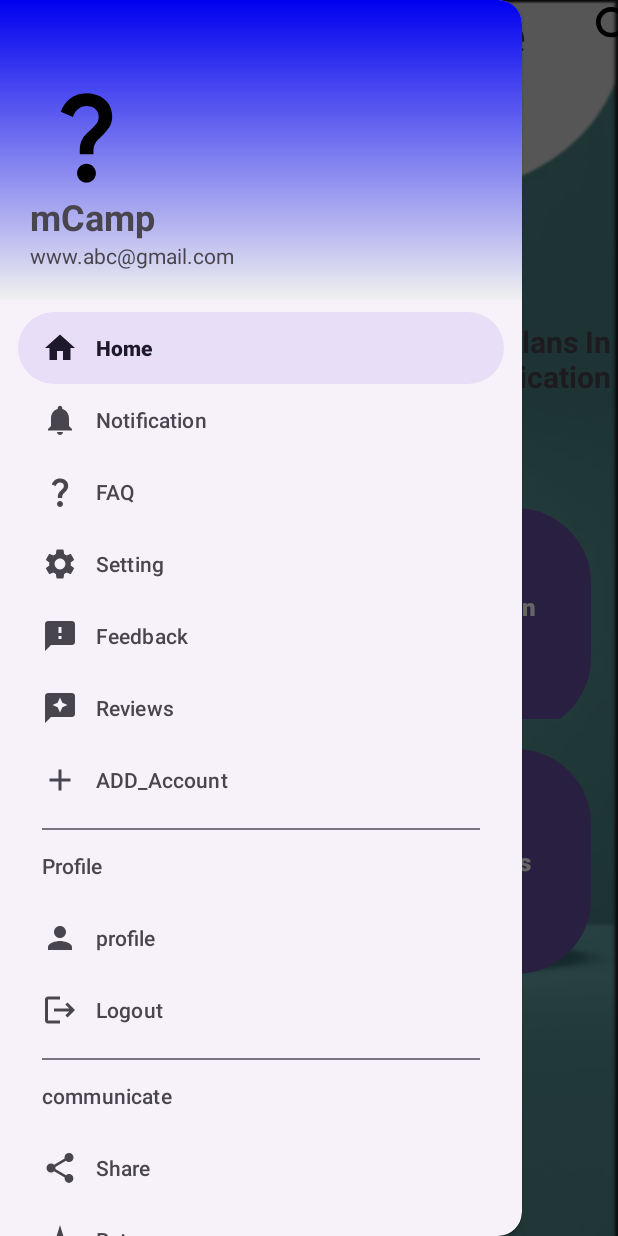
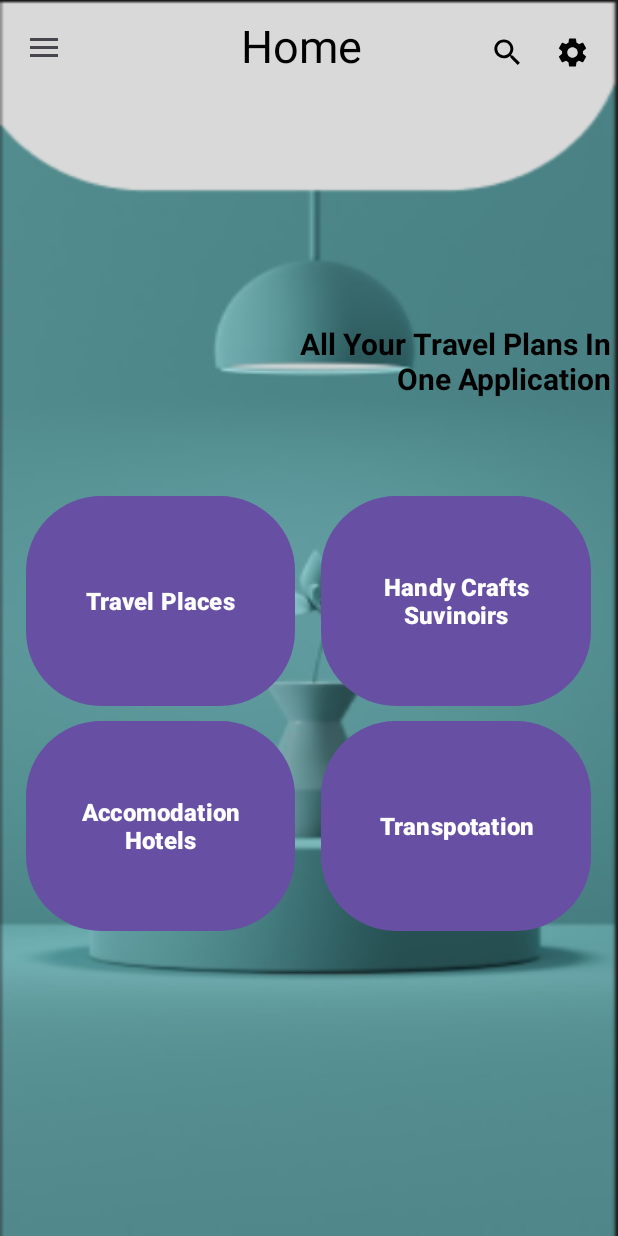
Before and after one commit to ousl-group-Interceptor/mCamp, an Android app: the screen it shows after launch (ActivityHome), after a tap on "Home", on a phone screen of 412 x 824 dp. Run offline under Robolectric (Android 15) with nearby library versions, the phone set to English and light mode, and no system bars; 1 other tap on this screen came first.

Commit message:
logins UI

```diff
--- a/app/src/main/AndroidManifest.xml
+++ b/app/src/main/AndroidManifest.xml
@@ -12,6 +12,12 @@
         android:supportsRtl="true"
         android:theme="@style/Theme.MCamp"
         tools:targetApi="31">
+        <activity
+            android:name=".sign_up"
+            android:exported="false" />
+        <activity
+            android:name=".sign_in"
+            android:exported="false" />
         <activity
             android:name=".MainActivity"
             android:exported="false" />
--- a/app/src/main/java/com/interceptor/mcamp/ActivityHome.java
+++ b/app/src/main/java/com/interceptor/mcamp/ActivityHome.java
@@ -1,4 +1,10 @@
 package com.interceptor.mcamp;
+
+import android.annotation.SuppressLint;
+import android.os.Bundle;
+import android.view.Menu;
+import android.view.MenuItem;
+import android.widget.TextView;
 
 import androidx.annotation.NonNull;
 import androidx.appcompat.app.ActionBarDrawerToggle;
@@ -6,13 +12,6 @@ import androidx.appcompat.app.AppCompatActivity;
 import androidx.appcompat.widget.Toolbar;
 import androidx.core.view.GravityCompat;
 import androidx.drawerlayout.widget.DrawerLayout;
-
-import android.content.Intent;
-import android.os.Bundle;
-import android.view.Menu;
-import android.view.MenuItem;
-import android.widget.TextView;
-import android.widget.Toast;
 
 import com.google.android.material.navigation.NavigationView;
 
@@ -51,52 +50,40 @@ public class ActivityHome extends AppCompatActivity implements NavigationView.On
 
     }
 
+    @SuppressLint("NonConstantResourceId")
     @Override
     public boolean onNavigationItemSelected(@NonNull MenuItem item) {
 //        switch (item.getItemId()){
 //            case R.id.nav_home:
 //                break;
 //            case  R.id.nav_notification:
-////                Intent intent1 = new Intent(ActivityHome.this, notification.class);
-////                startActivity(intent1);
+//                Log.d("Navigate", "Notification");
 //                break;
 //
 //            case  R.id.nav_faq:
-////                Intent intent2 = new Intent(ActivityHome.this, FAQ.class);
-////                startActivity(intent2);
+//                Log.d("Navigate", "FAQ");
 //                break;
 //
-//
 //            case  R.id.nav_setting:
-////                Intent intent3 = new Intent(ActivityHome.this, setting.class);
-////                startActivity(intent3);
+//                Log.d("Navigate", "Setting");
 //                break;
 //
 //            case  R.id.nav_feedback:
-////                Intent intent4 = new Intent(ActivityHome.this, AddFeedback.class);
-////                startActivity(intent4);
+//                Log.d("Navigate", "feedback");
 //                break;
 //
 //            case R.id.nav_reviews:
-//                Intent intent5 = new Intent(ActivityHome.this,reviews.class);
-//                startActivity(intent5);
+//                Log.d("Navigate", "Reviews");
 //                break;
-
-//            case R.id.nav_add_account:
-//                Intent intent6 = new Intent(ActivityHome.this,add_account.class);
-//                startActivity(intent6);
-                ;
-
+//
 //            case R.id.nav_profile:
-//                Intent intent7 = new Intent(ActivityHome.this, Profile.class);
-//                startActivity(intent7);
+//                Log.d("Navigate", "Profile");
 //                break;
-
+//
 //            case R.id.nav_logout:
-//                Intent intent8 = new Intent(ActivityHome.this,RegistrationPage.class);
-//                startActivity(intent8);
+//                Log.d("Navigate", "Logout");
 //                break;
-
+//
 //            case R.id.nav_share:
 //                Toast.makeText(this, "Share", Toast.LENGTH_SHORT).show();
 //                break;
@@ -104,7 +91,7 @@ public class ActivityHome extends AppCompatActivity implements NavigationView.On
 //                Toast.makeText(this, "Rate", Toast.LENGTH_SHORT).show();
 //                break;
 //        }
-//        drawerLayout.closeDrawer(GravityCompat.START);
+        drawerLayout.closeDrawer(GravityCompat.START);
         return false;
     }
 }
--- a/app/src/main/res/layout/activity_home.xml
+++ b/app/src/main/res/layout/activity_home.xml
@@ -17,7 +17,7 @@
         android:layout_gravity="start"
         app:headerLayout="@layout/header"
         app:menu="@menu/menu_menu"
-        >
+        tools:ignore="VisualLintBounds">
 
     </com.google.android.material.navigation.NavigationView>
 
@@ -35,165 +35,175 @@
                 android:id="@+id/linearLayout4"
                 android:layout_width="match_parent"
                 android:layout_height="wrap_content"
-                    android:orientation="horizontal"
-                    tools:layout_editor_absoluteX="57dp"
-                    tools:layout_editor_absoluteY="0dp">
+                android:orientation="horizontal">
+
+                <View
+                    android:layout_width="0dp"
+                    android:layout_weight="1"
+                    android:layout_height="50dp"/>
 
                 <androidx.appcompat.widget.Toolbar
                     android:id="@+id/toolbar"
-                        android:layout_width="wrap_content"
+                    android:layout_width="0dp"
+                    android:layout_weight="5"
                     android:layout_height="wrap_content"
                     android:elevation="4dp"
                     app:navigationIcon="@drawable/baseline_format_align_justify_24">
+                </androidx.appcompat.widget.Toolbar>
 
-                    </androidx.appcompat.widget.Toolbar>
+                <View
+                    android:layout_width="0dp"
+                    android:layout_height="50dp"
+                    android:layout_weight="10" />
 
                 <TextView
                     android:id="@+id/home_page"
-                        android:layout_width="256dp"
-                        android:layout_height="63dp"
-                        android:text="Home Page"
+                    android:layout_width="0dp"
+                    android:layout_height="55dp"
+                    android:layout_marginTop="10dp"
+                    android:layout_weight="15"
+                    android:text="Home"
                     android:textAlignment="center"
-                        android:textSize="34sp">
+                    android:textColor="@color/black"
+                    android:textSize="30sp"
+                    tools:ignore="TextSizeCheck" />
 
-                    </TextView>
+                <View
+                    android:layout_width="0dp"
+                    android:layout_height="50dp"
+                    android:layout_weight="6" />
 
                 <ImageView
                     android:id="@+id/search"
-                        android:layout_width="44dp"
-                        android:layout_height="37dp"
-                        android:src="@drawable/baseline_search_24"></ImageView>
+                    android:layout_width="0dp"
+                    android:layout_weight="5"
+                    android:layout_height="50dp"
+                    android:padding="10dp"
+                    android:layout_marginTop="10dp"
+                    android:src="@drawable/baseline_search_24"
+                    android:contentDescription="TODO" />
 
                 <ImageView
                     android:id="@+id/setting"
-                        android:layout_width="43dp"
-                        android:layout_height="37dp"
-                        android:src="@drawable/settings"></ImageView>
+                    android:layout_width="0dp"
+                    android:layout_weight="5"
+                    android:layout_height="50dp"
+                    android:padding="10dp"
+                    android:layout_marginTop="10dp"
+                    android:src="@drawable/settings"
+                    android:contentDescription="TODO" />
 
+                <View
+                    android:layout_width="0dp"
+                    android:layout_height="50dp"
+                    android:layout_weight="1" />
 
             </LinearLayout>
 
-                <LinearLayout
-                    android:layout_width="match_parent"
-                    android:layout_height="match_parent"
-                    android:orientation="vertical" >
-
             <TextView
-
                 android:layout_width="match_parent"
                 android:layout_height="115dp"
                 android:layout_marginTop="150dp"
                 android:text="All Your Travel Plans In \nOne Application "
+                android:textColor="@color/black"
                 android:textAlignment="textEnd"
                 android:textSize="20sp"
-                        android:textStyle="bold"></TextView>
+                android:textStyle="bold" />
 
             <LinearLayout
                 android:layout_width="match_parent"
-                        android:layout_height="wrap_content">
+                android:layout_height="wrap_content"
+                android:orientation="horizontal">
 
                 <View
                     android:layout_width="0dp"
-                            android:layout_height="7dp"
+                    android:layout_height="200dp"
                     android:layout_weight="1" />
+
+                <LinearLayout
+                    android:layout_width="0dp"
+                    android:layout_weight="10"
+                    android:layout_height="wrap_content"
+                    android:orientation="vertical">
 
                     <Button
                         android:id="@+id/home_button1"
-                            android:layout_width="0dp"
-                            android:layout_height="150dp"
-                            android:layout_weight="10"
+                        android:layout_width="match_parent"
+                        android:layout_height="140dp"
                         android:background="@drawable/round_style_home_button"
                         android:text="Travel Places"
                         android:textColorLink="@color/material_dynamic_neutral20"
                         android:textSize="16sp"
-                            android:backgroundTint="#dfd2d2"
-                            android:textStyle="bold">
+                        android:textStyle="bold"
+                        tools:ignore="VisualLintButtonSize">
+                    </Button>
+
+                    <Button
+                        android:id="@+id/home_button2"
+                        android:layout_width="match_parent"
+                        android:layout_height="140dp"
+                        android:layout_marginTop="10dp"
+                        android:layout_weight="10"
+                        android:background="@drawable/round_style_home_button"
+                        android:text="Accomodation Hotels"
+                        android:textColorLink="@color/material_dynamic_neutral20"
+                        android:textSize="16sp"
+                        android:textStyle="bold"
+                        tools:ignore="NestedWeights,VisualLintButtonSize">
 
                     </Button>
 
+                </LinearLayout>
 
                 <View
                     android:layout_width="0dp"
                     android:layout_height="100dp"
                     android:layout_weight="1" />
 
+                <LinearLayout
+                    android:layout_width="0dp"
+                    android:layout_weight="10"
+                    android:layout_height="wrap_content"
+                    android:orientation="vertical">
+
                     <Button
-                            android:id="@+id/home_button2"
-                            android:layout_width="0dp"
-                            android:layout_height="150dp"
+                        android:id="@+id/home_button3"
+                        android:layout_width="match_parent"
+                        android:layout_height="140dp"
+                        android:background="@drawable/round_style_home_button"
+                        android:text="Handy Crafts Suvinoirs"
+                        android:textColorLink="@color/material_dynamic_neutral20"
+                        android:textSize="16sp"
+                        android:textStyle="bold"
+                        tools:ignore="VisualLintButtonSize">
+                    </Button>
+
+                    <Button
+                        android:id="@+id/home_button4"
+                        android:layout_width="match_parent"
+                        android:layout_height="140dp"
+                        android:layout_marginTop="10dp"
                         android:layout_weight="10"
                         android:background="@drawable/round_style_home_button"
-                            android:text="Accomodation Hotels"
+                        android:text="Transpotation"
                         android:textColorLink="@color/material_dynamic_neutral20"
                         android:textSize="16sp"
-                            android:textStyle="bold">
+                        android:textStyle="bold"
+                        tools:ignore="VisualLintButtonSize">
 
                     </Button>
 
-                        <View
-                            android:layout_width="0dp"
-                            android:layout_height="20dp"
-                            android:layout_weight="1" />
-
                 </LinearLayout>
-
-                    <LinearLayout
-                        android:layout_width="match_parent"
-                        android:layout_height="wrap_content"
-                        android:layout_marginTop="20dp">
 
                 <View
                     android:layout_width="0dp"
                     android:layout_height="100dp"
                     android:layout_weight="1" />
 
-                        <Button
-                            android:id="@+id/home_button3"
-                            android:layout_width="0dp"
-                            android:layout_height="150dp"
-                            android:layout_weight="10"
-                            android:background="@drawable/round_style_home_button"
-                            android:text="Handy Crafts Suvinoirs"
-                            android:textColorLink="@color/material_dynamic_neutral20"
-                            android:textSize="16sp"
-                            android:textStyle="bold">
-
-                        </Button>
-
-
-                        <View
-                            android:layout_width="0dp"
-                            android:layout_height="7dp"
-                            android:layout_weight="1" />
-
-                        <Button
-                            android:id="@+id/home_button4"
-                            android:layout_width="0dp"
-                            android:layout_height="150dp"
-                            android:layout_weight="10"
-                            android:background="@drawable/round_style_home_button"
-                            android:text="Travel Places"
-                            android:textColorLink="@color/material_dynamic_neutral20"
-                            android:textSize="16sp"
-                            android:textStyle="bold">
-
-                        </Button>
-
-                        <View
-                            android:layout_width="0dp"
-                            android:layout_height="7dp"
-                            android:layout_weight="1" />
-
-                    </LinearLayout>
-
-
             </LinearLayout>
 
         </LinearLayout>
 
-
     </androidx.constraintlayout.widget.ConstraintLayout>
 
-
-
 </androidx.drawerlayout.widget.DrawerLayout>
--- a/app/src/main/res/layout/header.xml
+++ b/app/src/main/res/layout/header.xml
@@ -10,13 +10,15 @@
     <ImageView
         android:layout_width="75dp"
         android:layout_height="75dp"
-        android:src="@drawable/baseline_question_mark_24" />
+        android:src="@drawable/baseline_question_mark_24"
+        android:contentDescription="TODO" />
 
     <TextView
         android:layout_width="wrap_content"
         android:layout_height="wrap_content"
         android:fontFamily="sans-serif"
-        android:text="mCamp"
+        android:text="@string/app_name"
+        android:textColor="@color/black"
         android:textSize="24sp"
         android:textStyle="bold" />
 
@@ -24,6 +26,7 @@
         android:layout_width="wrap_content"
         android:layout_height="wrap_content"
         android:fontFamily="sans-serif"
+        android:textColor="#909090"
         android:text="www.abc@gmail.com"
         android:textSize="14sp" />
 
```
Also changed, not shown: app/src/main/java/com/interceptor/mcamp/sign_in.java (added, +14 -0 lines), app/src/main/java/com/interceptor/mcamp/sign_up.java (added, +14 -0 lines), app/src/main/res/layout/activity_welcome_screen.xml (+65 -11 lines), app/src/main/res/layout/sign_in.xml (added, +107 -0 lines), app/src/main/res/layout/sign_up.xml (added, +95 -0 lines), app/src/main/res/drawable/sign_in_screen.PNG (added), app/src/main/res/drawable/sign_up_screen.PNG (added), app/src/main/res/drawable/welcome_screen.PNG (added). Lines whose indentation alone changed are shown as unchanged.
